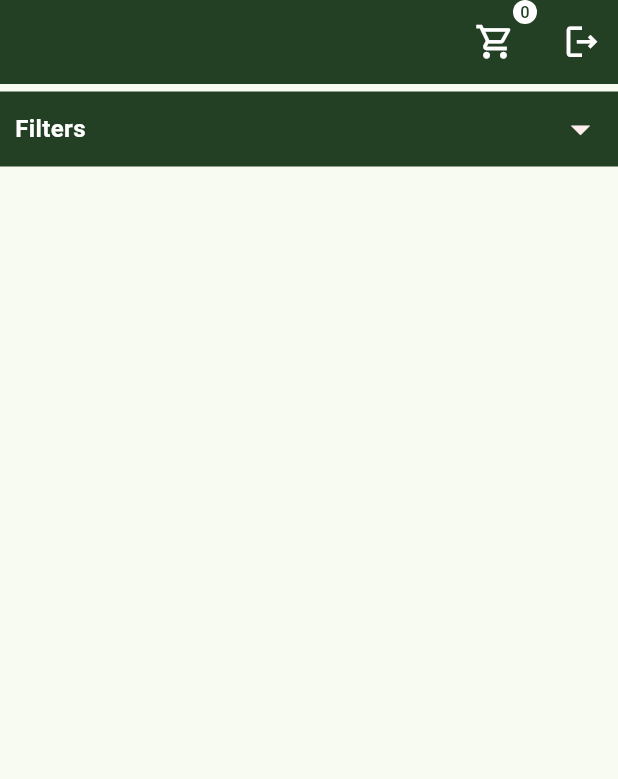
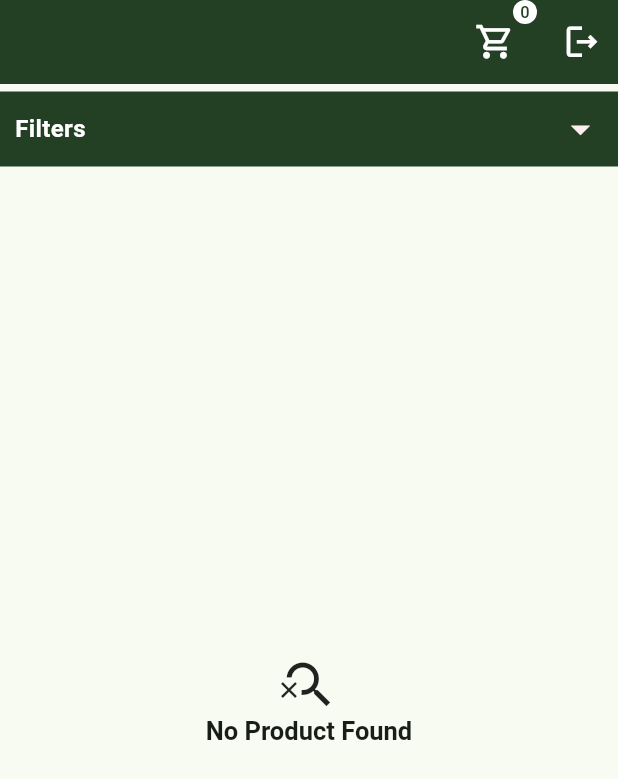
Before and after one commit to Faizan4599/Mebel_Resller, a Flutter app: the LandUi screen opened directly, after a tap on the "arrow drop down" icon, after a tap on "SEARCH", on a phone screen of 412 x 824 dp. Shown: the top 779 px of the screen. Run offline on Flutter 3.47's test engine with Material 3 defaults, Android fonts, the phone set to English and light mode, and no system bars; our stand-ins replace bloc, flutter_bloc, fluttertoast, shared_preferences; accounts and stored records are empty; network calls fail.

Commit message:
Changes in Landing screen Category 2 colors changes, price reset is now reset on reset button, show no data found when search functionaity return nothing

```diff
--- a/lib/features/Product/bloc/product_bloc.dart
+++ b/lib/features/Product/bloc/product_bloc.dart
@@ -17,6 +17,7 @@ class ProductBloc extends Bloc<ProductEvent, ProductState> {
   List<ProductDataModel> addToCartList = <ProductDataModel>[];
   List<FailedCommonDataModel> failedList = <FailedCommonDataModel>[];
   int currentPage = 0;
+  int qty = 0;
   ProductBloc() : super(ProductInitial()) {
     on<ProductSlideImageEvent>(productSlideImageEvent);
     on<ProductGotoAddToCartEvent>(productGotoAddToCartEvent);
--- a/lib/features/Product/ui/product_ui.dart
+++ b/lib/features/Product/ui/product_ui.dart
@@ -22,8 +22,9 @@ class ProductUi extends StatelessWidget {
   @override
   Widget build(BuildContext context) {
     GetProductDataModel allData = perticularData.first;
+
+    _landBloc.add(LandCartCountEvent(data: []));
     qty = int.parse(allData.cart_qty.toString());
-    _landBloc.add(LandCartCountEvent(data: []));
     return BlocProvider(
       create: (_) => ProductBloc(),
       child: Scaffold(
@@ -282,6 +283,8 @@ class ProductUi extends StatelessWidget {
                           ).then((_) {
                             // print("SSSSSSSSSSSS $val");
                             _landBloc.add(LandCartCountEvent(data: []));
+                             qty = int.parse(allData.cart_qty.toString());
+                             print("QTY>>>>>>> $qty");
                           });
                         }
                       },
--- a/lib/features/landscreen/bloc/land_bloc.dart
+++ b/lib/features/landscreen/bloc/land_bloc.dart
@@ -442,7 +442,12 @@ class LandBloc extends Bloc<LandEvent, LandState> {
     print(">>>Filter>>> ${filteredData.map(
       (e) => e.product_id,
     )}");
-    emit(LandSearchDataState(filteredData: filteredData));
+    if (filteredData.isEmpty || filteredData == null) {
+      print("<<<<<<<<<<<");
+      emit(LandSearchDataNotFoundState(msg: "No Product Found"));
+    } else {
+      emit(LandSearchDataState(filteredData: filteredData));
+    }
   }
 
   FutureOr<void> landClearDataEvent(
--- a/lib/features/landscreen/bloc/land_state.dart
+++ b/lib/features/landscreen/bloc/land_state.dart
@@ -106,7 +106,7 @@ class LandNavigateToQuoteState extends LandState {
 }
 
 class LandCartCountState extends LandState {
- List<GetCartCountDataModel>? data;
+  List<GetCartCountDataModel>? data;
   LandCartCountState({required this.data});
 }
 
@@ -117,3 +117,8 @@ class LandClearDataState extends LandState {
   List<dynamic> list;
   LandClearDataState({required this.value, required this.list});
 }
+
+class LandSearchDataNotFoundState extends LandState {
+  String msg;
+  LandSearchDataNotFoundState({required this.msg});
+}
--- a/lib/features/landscreen/ui/landui.dart
+++ b/lib/features/landscreen/ui/landui.dart
@@ -333,11 +333,9 @@ class LandUi extends StatelessWidget {
                                                   value: item.subcategory2_id,
                                                   child: Text(
                                                     item.subcategory2_name,
-                                                      style: const TextStyle(
-                                                        color: CommonColors
-                                                            .planeWhite,
-                                                        fontSize: 14,
-                                                      ),
+                                                    style: Theme.of(context)
+                                                        .textTheme
+                                                        .titleMedium,
                                                   ),
                                                 ))
                                             .toList(),
@@ -355,12 +353,7 @@ class LandUi extends StatelessWidget {
                                         value: _landBloc.subCategory2Val == ''
                                             ? null
                                             : _landBloc.subCategory2Val,
-                                          containerColor: CommonColors.primary,
-                                          dropdownColor: CommonColors.primary,
-                                          iconEnabledColor:
-                                              CommonColors.planeWhite,
-                                          hintTextColor:
-                                              CommonColors.planeWhite),
+                                      ),
                                     ],
                                   ),
                                   const SizedBox(
@@ -605,6 +598,9 @@ class LandUi extends StatelessWidget {
                                                 LandRegionDropDownEvent(
                                                     regionDropDownValue: '',
                                                     items: []));
+                                            _landBloc.regionVal = '';
+                                            _landBloc.start = 1000;
+                                            _landBloc.end = 100000;
                                           },
                                           style: ElevatedButton.styleFrom(
                                             shape: RoundedRectangleBorder(
@@ -637,7 +633,8 @@ class LandUi extends StatelessWidget {
                     buildWhen: (previous, current) =>
                         current is LoadDataState ||
                         current is LandLoadMoreDataState ||
-                        current is LandSearchDataState,
+                        current is LandSearchDataState ||
+                        current is LandSearchDataNotFoundState,
                     bloc: _landBloc,
                     builder: (context, state) {
                       print("STATE CHECK FOR PRODUCTS>>>> $state");
@@ -662,10 +659,11 @@ class LandUi extends StatelessWidget {
                                     perticularData: state.productData ?? [],
                                   ),
                                 ),
-                              ).then((_){
+                              ).then((_) {
                                 // print("SSSSSSSSSSSS $val");
                                 _landBloc.add(LandCartCountEvent(data: []));
-                      });;
+                              });
+                              ;
                             }
                           },
                           child: GridView.builder(
@@ -819,6 +817,20 @@ _landBloc.add(LandCartCountEvent(data: []));
                               );
                             },
                           ),
+                        );
+                      } else if (state is LandSearchDataNotFoundState) {
+                        return Column(
+                          mainAxisAlignment: MainAxisAlignment.center,
+                          children: [
+                            Icon(
+                              Icons.search_off,
+                              size: 40,
+                            ),
+                            Text(
+                              state.msg,
+                              style: Theme.of(context).textTheme.titleLarge,
+                            ),
+                          ],
                         );
                       } else {
                         // return const Center(child: CircularProgressIndicator());
```
Lines whose indentation alone changed are shown as unchanged.
